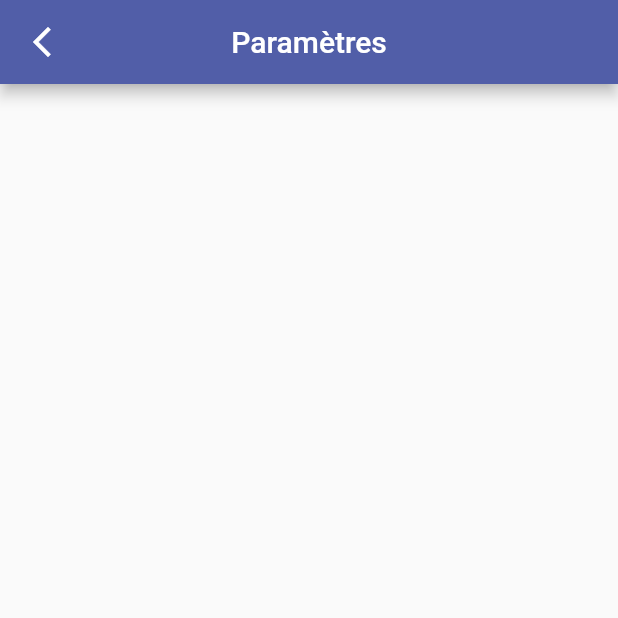
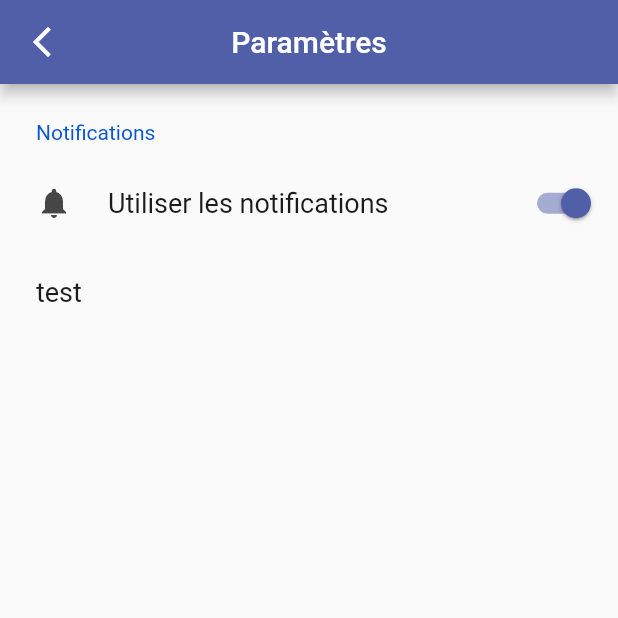
Before and after one commit to alessandrolapizza/tm_college_app, a Flutter app: the screen it shows after launch, after a tap on the "settings" icon, on a phone screen of 412 x 824 dp, the top half of it. Run offline on Flutter 3.47's test engine with Material 2 defaults, Android fonts, the phone set to English and light mode, and no system bars; drawn by our look-alikes of settings_ui; our stand-ins replace flutter_local_notifications, flutter_native_timezone, sqflite, sticky_headers, timezone; missing offline and left inert: flutter_iconpicker, flutter_material_color_picker, sortedmap; accounts and stored records are empty.

Commit message:
implémenté première version des notifications

```diff
--- a/lib/models/base_de_donnees.dart
+++ b/lib/models/base_de_donnees.dart
@@ -1,4 +1,5 @@
 import "package:flutter/material.dart";
+import "dart:convert";
 
 import "package:sqflite/sqflite.dart";
 import "package:path/path.dart";
@@ -11,13 +12,13 @@ class BaseDeDonnees {
 
   Future<void> defCheminMatieres() async {
     database = openDatabase(
-      join(await getDatabasesPath(), "matieres_basededonnees.db"),
+      join(await getDatabasesPath(), "matieres_basededonnees.db"), // à changer
       onCreate: (db, version) {
         db.execute(
           "CREATE TABLE matieres(id TEXT, nom TEXT, salle TEXT, iconMatiereCode INTEGER, couleurMatiereValeur INTEGER)",
         );
         db.execute(
-          "CREATE TABLE homeworks(id TEXT, subjectId TEXT, content TEXT, dueDate TEXT, priority INTEGER, done INTEGER)",
+          "CREATE TABLE homeworks(id TEXT, subjectId TEXT, content TEXT, dueDate TEXT, priority INTEGER, done INTEGER, notificationsIds STRING)",
         );
       },
       version: 1,
@@ -81,14 +82,24 @@ class BaseDeDonnees {
     return List.generate(
       homeworksMaps.length,
       (i) {
+        print(
+          json.decode(
+            homeworksMaps[i]["notificationsIds"],
+          ),
+        );
         return Devoir(
           id: homeworksMaps[i]["id"],
           subjectId: homeworksMaps[i]["subjectId"],
           subject: subjectsIdMaps[homeworksMaps[i]["subjectId"]],
           content: homeworksMaps[i]["content"],
-          dueDate: DateTime.parse(homeworksMaps[i]["dueDate"]),
+          dueDate: DateTime.parse(
+            homeworksMaps[i]["dueDate"],
+          ),
           priority: homeworksMaps[i]["priority"],
           done: homeworksMaps[i]["done"] == 0 ? false : true,
+          notificationsIds: json.decode(
+            homeworksMaps[i]["notificationsIds"],
+          ),
         );
       },
     );
--- a/lib/models/devoir.dart
+++ b/lib/models/devoir.dart
@@ -12,6 +12,7 @@ class Devoir {
   final DateTime dueDate;
   final int priority;
   final bool done;
+  final List<dynamic> notificationsIds;
 
   Devoir({
     @required this.subjectId,
@@ -19,9 +20,10 @@ class Devoir {
     @required this.dueDate,
     @required this.priority,
     @required this.done,
+    @required this.notificationsIds,
     this.subject,
     id,
-  }) : id = id == null ? Uuid().v4() : id;
+  }) : id = id == null ? Uuid().v1() : id;
 
   Map<String, dynamic> toMapDb() {
     return {
@@ -31,6 +33,7 @@ class Devoir {
       "dueDate": dueDate.toString(),
       "priority": priority,
       "done": done ? 1 : 0,
+      "notificationsIds": notificationsIds.toString(),
     };
   }
 
@@ -53,6 +56,7 @@ class Devoir {
       subjectId: homework.subjectId,
       subject: homework.subject,
       id: homework.id,
+      notificationsIds: homework.notificationsIds,
     );
 
     await db.updateHomework(checkedHomework);
--- /dev/null
+++ b/lib/models/notifications.dart
@@ -0,0 +1,81 @@
+import 'package:flutter_local_notifications/flutter_local_notifications.dart';
+import "package:timezone/timezone.dart" as tz;
+import "package:timezone/data/latest.dart" as tz;
+import 'package:flutter_native_timezone/flutter_native_timezone.dart';
+import "package:intl/intl.dart";
+
+class Notifications {
+  static bool notificationsPermissionGranted;
+
+  FlutterLocalNotificationsPlugin flutterLocalNotificationsPlugin =
+      FlutterLocalNotificationsPlugin();
+
+  Future<void> initializePlugin() async {
+    const AndroidInitializationSettings initializationSettingsAndroid =
+        AndroidInitializationSettings("app.icon");
+
+    final IOSInitializationSettings initializationSettingsIOS =
+        IOSInitializationSettings(
+      requestAlertPermission: true,
+      requestBadgePermission: true,
+      requestSoundPermission: true,
+      onDidReceiveLocalNotification: (test, test2, test3, test4) {
+        return;
+      },
+    );
+
+    final InitializationSettings initializationSettings =
+        InitializationSettings(
+      android: initializationSettingsAndroid,
+      iOS: initializationSettingsIOS,
+    );
+
+    notificationsPermissionGranted = await flutterLocalNotificationsPlugin
+        .initialize(initializationSettings);
+
+    print(notificationsPermissionGranted.toString());
+  }
+
+  Future<void> configureLocalTimeZone() async {
+    tz.initializeTimeZones();
+    final String timeZoneName = await FlutterNativeTimezone.getLocalTimezone();
+    tz.setLocalLocation(tz.getLocation(timeZoneName));
+  }
+
+  Future<List<int>> scheduleNotifications(
+      {int homeworkPriority,
+      DateTime homeworkDueDate,
+      String homeworkSubjectName}) async {
+    final priorityNotificationsSettings = [1, 3, 5];
+    List<int> notificationsIds = [];
+    if (homeworkPriority != 0) {
+      for (int i = 1;
+          i != priorityNotificationsSettings[homeworkPriority - 1] + 1;
+          i++) {
+        DateTime scheduleDate = homeworkDueDate.subtract(Duration(days: i));
+        int uniqueId = int.parse(
+          DateTime.now().millisecondsSinceEpoch.toString().substring(
+              DateTime.now().millisecondsSinceEpoch.toString().length - 9),
+        );
+        await flutterLocalNotificationsPlugin.zonedSchedule(
+            uniqueId,
+            homeworkSubjectName,
+            "Devoir à faire pour le ${DateFormat("EEEE d MMMM").format(homeworkDueDate)}.",
+            tz.TZDateTime.local(scheduleDate.year, scheduleDate.month,
+                scheduleDate.day, 20, 14, 40),
+            const NotificationDetails(
+              android: AndroidNotificationDetails('0', 'Devoirs',
+                  'Envoie les notifications relatives au temps.'),
+            ),
+            androidAllowWhileIdle: true,
+            uiLocalNotificationDateInterpretation:
+                UILocalNotificationDateInterpretation.absoluteTime);
+        notificationsIds.add(uniqueId);
+      }
+      print(notificationsIds);
+      return notificationsIds;
+    } else {
+      return null;
+    }
+  }
+}
--- a/lib/widgets/app.dart
+++ b/lib/widgets/app.dart
@@ -1,5 +1,6 @@
 import "package:flutter/material.dart";
 import "package:flutter_localizations/flutter_localizations.dart";
+import 'package:tm_college_app/models/notifications.dart';
 
 import 'package:tm_college_app/widgets/edit_homework_page.dart';
 import 'package:tm_college_app/widgets/create_subject_page.dart';
@@ -14,7 +15,12 @@ import "./page_visualiser_matiere.dart";
 class App extends StatelessWidget {
   final BaseDeDonnees database;
 
-  App({@required this.database});
+  final Notifications notifications;
+
+  App({
+    @required this.database,
+    @required this.notifications,
+  });
 
   static final RouteObserver<ModalRoute<void>> routeObserver = RouteObserver();
 
@@ -53,7 +59,10 @@ class App extends StatelessWidget {
       routes: {
         "/": (_) => HomePage(database),
         "/create_subject_page": (_) => CreateSubjectPage(database),
-        "/edit_homework_page": (_) => EditHomeworkPage(db: database),
+        "/edit_homework_page": (_) => EditHomeworkPage(
+              db: database,
+              notifications: notifications,
+            ),
         "/page_visualiser_matiere": (_) => PageVisualiserMatiere(),
         "/view_homework_page": (_) => ViewHomeworkPage(db: database),
         "/done_homeworks_page": (_) => DoneHomeworksPage(db: database),
--- a/lib/widgets/edit_homework_page.dart
+++ b/lib/widgets/edit_homework_page.dart
@@ -1,4 +1,5 @@
 import "package:flutter/material.dart";
+import 'package:tm_college_app/models/notifications.dart';
 import 'package:tm_college_app/widgets/circle_avatar_with_border.dart';
 import 'package:tm_college_app/widgets/edit_homework_body.dart';
 import 'package:tm_college_app/widgets/fade_gradient.dart';
@@ -13,7 +14,12 @@ import "../models/base_de_donnees.dart";
 class EditHomeworkPage extends StatefulWidget {
   final BaseDeDonnees db;
 
-  EditHomeworkPage({@required this.db});
+  final Notifications notifications;
+
+  EditHomeworkPage({
+    @required this.db,
+    @required this.notifications,
+  });
 
   @override
   _EditHomeworkPageState createState() => _EditHomeworkPageState();
@@ -151,6 +157,11 @@ class _EditHomeworkPageState extends State<EditHomeworkPage> {
       done: false,
       subject: _selectedSubject,
       id: homework == null ? null : homework.id,
+      notificationsIds: await widget.notifications.scheduleNotifications(
+        homeworkDueDate: _selectedDate,
+        homeworkPriority: _selectedPriority,
+        homeworkSubjectName: _selectedSubject.nom,
+      ),
     );
     if (_createHomeworkFormKey.currentState.validate() &&
         _selectedDate != null) {
--- a/lib/widgets/home_page.dart
+++ b/lib/widgets/home_page.dart
@@ -67,6 +67,7 @@ class _HomePageState extends State<HomePage> {
   @override
   Widget build(BuildContext context) {
     return Scaffold(
+     // backgroundColor: Color(0xFFEFEFF4),
       appBar: ModularAppBar(
         actions: _index == 0
             ? [
--- a/lib/widgets/main.dart
+++ b/lib/widgets/main.dart
@@ -1,10 +1,9 @@
 import 'package:flutter/material.dart';
 import "package:intl/intl.dart";
+import 'package:tm_college_app/models/notifications.dart';
 import "./app.dart";
 import '../models/base_de_donnees.dart';
 import "package:flutter/services.dart";
-
-BaseDeDonnees database;
 
 void main() async {
   WidgetsFlutterBinding.ensureInitialized();
@@ -21,5 +20,14 @@ void main() async {
     ],
   );
 
-  runApp(App(database: database));
+  Notifications notifications = Notifications();
+
+  await notifications.configureLocalTimeZone();
+
+  await notifications.initializePlugin();
+
+  runApp(App(
+    database: database,
+    notifications: notifications,
+  ));
 }
--- /dev/null
+++ b/lib/widgets/settings_body.dart
@@ -0,0 +1,60 @@
+import "package:flutter/material.dart";
+import 'package:settings_ui/settings_ui.dart';
+import 'package:tm_college_app/models/notifications.dart';
+import "package:flutter_local_notifications/flutter_local_notifications.dart";
+
+class SettingsBody extends StatefulWidget {
+  @override
+  _SettingsBodyState createState() => _SettingsBodyState();
+}
+
+var test = true;
+
+class _SettingsBodyState extends State<SettingsBody> {
+  @override
+  Widget build(BuildContext context) {
+    return SettingsList(
+      backgroundColor: Theme.of(context).scaffoldBackgroundColor,
+      sections: [
+        SettingsSection(
+          title: 'Notifications',
+          tiles: [
+            SettingsTile.switchTile(
+              title: 'Utiliser les notifications',
+              leading: Icon(Icons.notifications),
+              switchValue: Notifications.notificationsPermissionGranted,
+              onToggle: (bool value) {
+                setState(() => test = value);
+              },
+            ),
+            SettingsTile(
+              title: "test",
+              onPressed: (_) async {
+                final List<PendingNotificationRequest>
+                    pendingNotificationRequests =
+                    await FlutterLocalNotificationsPlugin()
+                        .pendingNotificationRequests();
+                return showDialog<void>(
+                  context: context,
+                  builder: (BuildContext context) => AlertDialog(
+                    content: Text(
+                        '${pendingNotificationRequests.length} pending notification '
+                        'requests'),
+                    actions: <Widget>[
+                      TextButton(
+                        onPressed: () {
+                          Navigator.of(context).pop();
+                        },
+                        child: const Text('OK'),
+                      ),
+                    ],
+                  ),
+                );
+              },
+            )
+          ],
+        ),
+      ],
+    );
+  }
+}
--- a/lib/widgets/settings_page.dart
+++ b/lib/widgets/settings_page.dart
@@ -1,10 +1,12 @@
 import "package:flutter/material.dart";
 import 'package:tm_college_app/widgets/modular_app_bar.dart';
+import 'package:tm_college_app/widgets/settings_body.dart';
 
 class SettingsPage extends StatelessWidget {
   @override
   Widget build(BuildContext context) {
     return Scaffold(
+      body: SettingsBody(),
       appBar: ModularAppBar(
         hideSettingsButton: true,
         backArrow: true,
```
